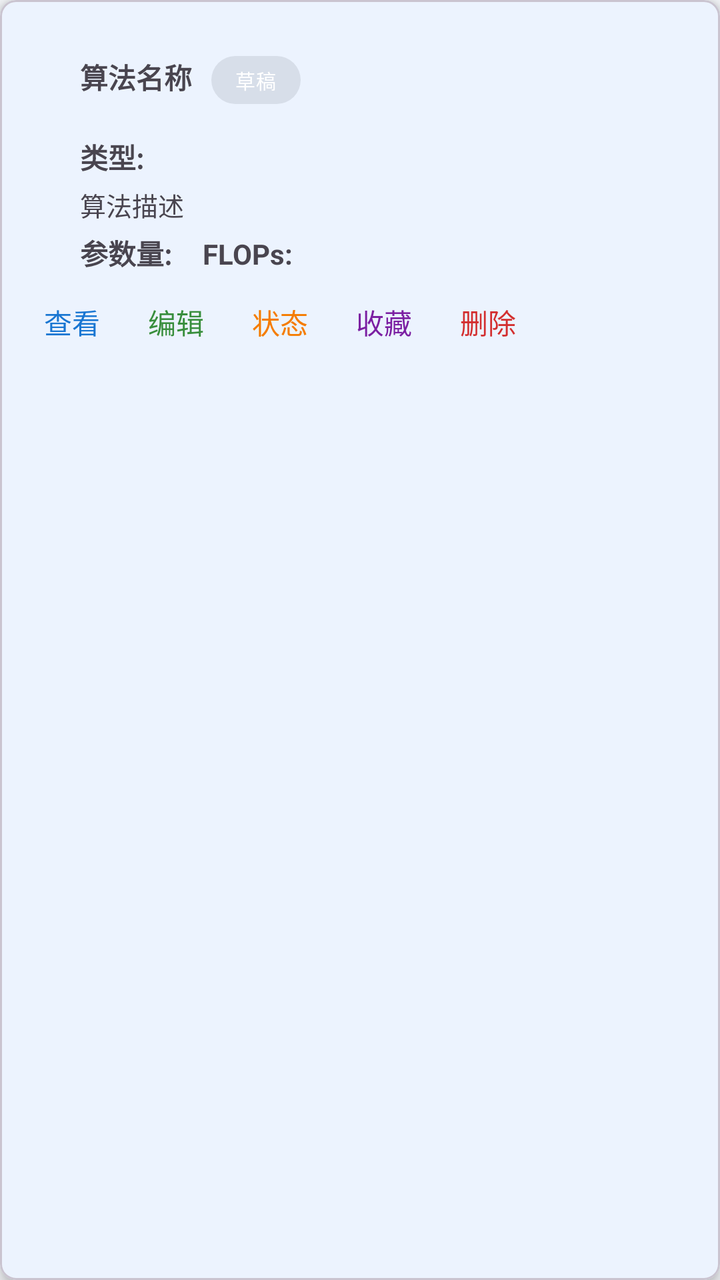
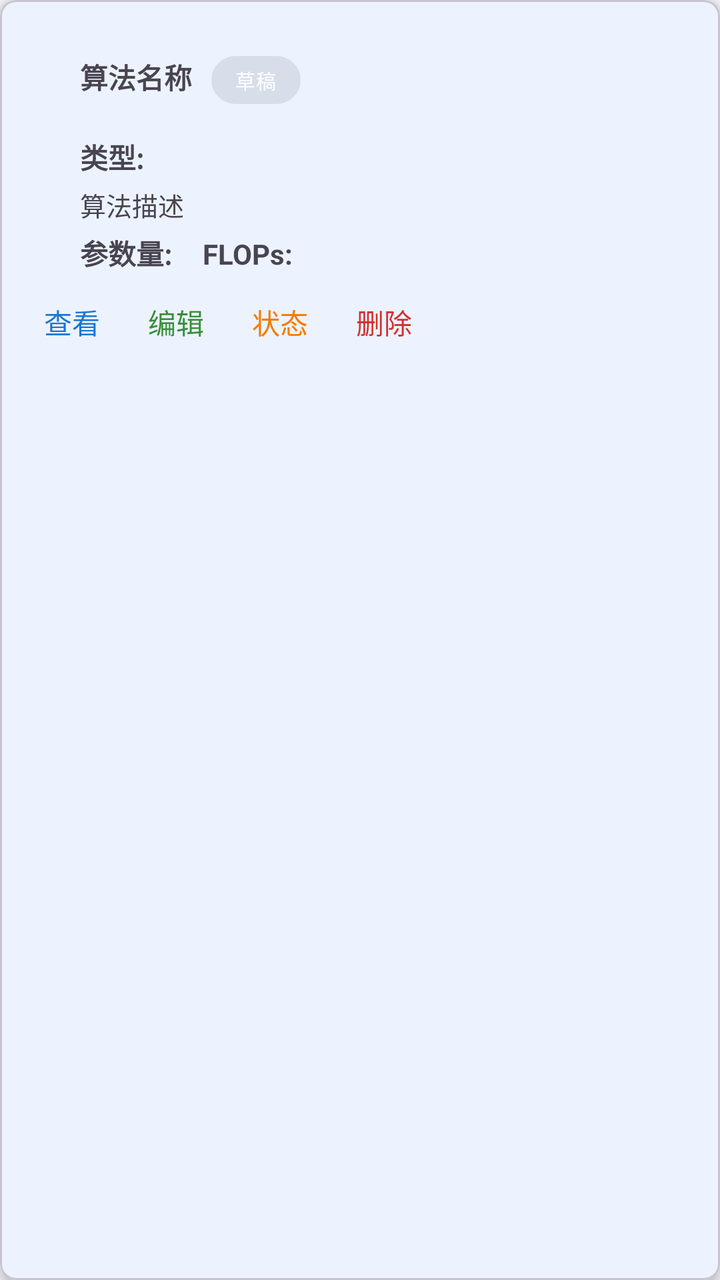

The first picture is an Android layout as it rendered before a commit; the second is the same layout after the commit. The layout source and the unified diff follow.
<!-- AndroidManifest.xml: application theme Theme.Dehaze -->
<!-- res/layout/item_algorithm.xml -->
<?xml version="1.0" encoding="utf-8"?>
<com.google.android.material.card.MaterialCardView xmlns:android="http://schemas.android.com/apk/res/android"
    xmlns:app="http://schemas.android.com/apk/res-auto"
    android:layout_width="match_parent"
    android:layout_height="wrap_content"
    android:layout_margin="8dp"
    app:cardCornerRadius="8dp"
    app:cardElevation="4dp">

    <LinearLayout
        android:layout_width="match_parent"
        android:layout_height="wrap_content"
        android:orientation="vertical"
        android:padding="16dp">

        <LinearLayout
            android:layout_width="match_parent"
            android:layout_height="wrap_content"
            android:gravity="center_vertical"
            android:orientation="horizontal">

            <CheckBox
                android:id="@+id/cb_select"
                android:layout_width="wrap_content"
                android:layout_height="wrap_content"
                android:visibility="gone" />

            <View
                android:id="@+id/indent"
                android:layout_width="0dp"
                android:layout_height="1dp" />

            <ImageView
                android:id="@+id/iv_expand"
                android:layout_width="24dp"
                android:layout_height="24dp"
                android:contentDescription="展开"
                android:scaleType="centerInside" />

            <LinearLayout
                android:layout_width="0dp"
                android:layout_height="wrap_content"
                android:layout_weight="1"
                android:orientation="vertical">

                <LinearLayout
                    android:layout_width="match_parent"
                    android:layout_height="wrap_content"
                    android:orientation="horizontal">

                    <TextView
                        android:id="@+id/tv_algorithm_name"
                        android:layout_width="wrap_content"
                        android:layout_height="wrap_content"
                        android:text="算法名称"
                        android:textStyle="bold" />

                    <com.google.android.material.chip.Chip
                        android:id="@+id/chip_status"
                        style="@style/Widget.MaterialComponents.Chip.Action"
                        android:layout_width="wrap_content"
                        android:layout_height="wrap_content"
                        android:layout_marginStart="8dp"
                        android:text="草稿"
                        android:textColor="#FFFFFF"
                        android:textSize="10sp"
                        app:chipMinHeight="24dp" />
                </LinearLayout>

                <LinearLayout
                    android:layout_width="match_parent"
                    android:layout_height="wrap_content"
                    android:layout_marginTop="4dp"
                    android:orientation="horizontal">

                    <TextView
                        android:layout_width="wrap_content"
                        android:layout_height="wrap_content"
                        android:text="类型: "
                        android:textStyle="bold" />

                    <TextView
                        android:id="@+id/tv_algorithm_type"
                        android:layout_width="wrap_content"
                        android:layout_height="wrap_content" />
                </LinearLayout>

                <TextView
                    android:id="@+id/tv_algorithm_description"
                    android:layout_width="match_parent"
                    android:layout_height="wrap_content"
                    android:layout_marginTop="4dp"
                    android:ellipsize="end"
                    android:maxLines="2"
                    android:text="算法描述"
                    android:textSize="13sp" />

                <LinearLayout
                    android:layout_width="match_parent"
                    android:layout_height="wrap_content"
                    android:layout_marginTop="4dp"
                    android:orientation="horizontal">

                    <TextView
                        android:layout_width="wrap_content"
                        android:layout_height="wrap_content"
                        android:text="参数量: "
                        android:textStyle="bold" />

                    <TextView
                        android:id="@+id/tv_algorithm_params"
                        android:layout_width="wrap_content"
                        android:layout_height="wrap_content" />

                    <TextView
                        android:layout_width="wrap_content"
                        android:layout_height="wrap_content"
                        android:layout_marginStart="12dp"
                        android:text="FLOPs: "
                        android:textStyle="bold" />

                    <TextView
                        android:id="@+id/tv_algorithm_flops"
                        android:layout_width="wrap_content"
                        android:layout_height="wrap_content" />
                </LinearLayout>
            </LinearLayout>
        </LinearLayout>

        <LinearLayout
            android:layout_width="match_parent"
            android:layout_height="wrap_content"
            android:layout_marginTop="8dp"
            android:orientation="horizontal">

            <TextView
                android:id="@+id/tv_view"
                android:layout_width="wrap_content"
                android:layout_height="wrap_content"
                android:background="?android:attr/selectableItemBackground"
                android:padding="6dp"
                android:text="查看"
                android:textColor="#1976D2" />

            <TextView
                android:id="@+id/tv_edit"
                android:layout_width="wrap_content"
                android:layout_height="wrap_content"
                android:layout_marginStart="12dp"
                android:background="?android:attr/selectableItemBackground"
                android:padding="6dp"
                android:text="编辑"
                android:textColor="#388E3C" />

            <TextView
                android:id="@+id/tv_toggle_status"
                android:layout_width="wrap_content"
                android:layout_height="wrap_content"
                android:layout_marginStart="12dp"
                android:background="?android:attr/selectableItemBackground"
                android:padding="6dp"
                android:text="状态"
                android:textColor="#F57C00" />

            <TextView
                android:id="@+id/tv_favorite"
                android:layout_width="wrap_content"
                android:layout_height="wrap_content"
                android:layout_marginStart="12dp"
                android:background="?android:attr/selectableItemBackground"
                android:padding="6dp"
                android:text="收藏"
                android:textColor="#7B1FA2" />

            <TextView
                android:id="@+id/tv_delete"
                android:layout_width="wrap_content"
                android:layout_height="wrap_content"
                android:layout_marginStart="12dp"
                android:background="?android:attr/selectableItemBackground"
                android:padding="6dp"
                android:text="删除"
                android:textColor="#D32F2F" />
        </LinearLayout>

    </LinearLayout>

</com.google.android.material.card.MaterialCardView>
<!-- resources referenced by this layout -->
<resources>
  <style name="Theme.Dehaze" parent="Base.Theme.Dehaze">
          
          <item name="colorPrimary">@color/brand_primary</item>
          <item name="colorPrimaryVariant">@color/brand_primary_dark</item>
          <item name="colorOnPrimary">@color/white</item>
          <item name="colorSecondary">@color/brand_secondary</item>
          <item name="colorOnSecondary">@color/white</item>
          <item name="android:colorBackground">@color/bg_page</item>
          <item name="colorSurface">@color/bg_card</item>
          <item name="android:statusBarColor">@color/brand_primary</item>
      </style>
  <style name="Base.Theme.Dehaze" parent="Theme.Material3.DayNight.NoActionBar">
          
          <item name="colorPrimary">@color/brand_primary</item>
          <item name="colorPrimaryVariant">@color/brand_primary_dark</item>
          <item name="colorOnPrimary">@color/white</item>
          
          <item name="colorSecondary">@color/brand_secondary</item>
          <item name="colorOnSecondary">@color/white</item>
          
          <item name="android:colorBackground">@color/bg_page</item>
          <item name="colorSurface">@color/bg_card</item>
          <item name="colorOnSurface">@color/text_primary</item>
          
          <item name="colorError">@color/color_error</item>
          
          <item name="android:statusBarColor">@color/brand_primary</item>
          <item name="android:windowLightStatusBar">false</item>
          
          <item name="android:fontFamily">sans-serif</item>
          <item name="android:textColorPrimary">@color/text_primary</item>
          <item name="android:textColorSecondary">@color/text_secondary</item>
      </style>
  <color name="brand_primary">#FF3B82F6</color>
  <color name="brand_primary_dark">#FF6366F1</color>
  <color name="white">#FFFFFFFF</color>
  <color name="brand_secondary">#FF4285F4</color>
  <color name="bg_page">#FFF5F7FA</color>
  <color name="bg_card">#FFFFFFFF</color>
  <color name="text_primary">#FF1F2937</color>
  <color name="color_error">#FFF44336</color>
  <color name="text_secondary">#FF6B7280</color>
</resources>

<!-- the commit's change to res/layout/item_algorithm.xml (unified diff, before → after) -->
@@ -18,12 +18,6 @@
             android:layout_height="wrap_content"
             android:gravity="center_vertical"
             android:orientation="horizontal">
-
-            <CheckBox
-                android:id="@+id/cb_select"
-                android:layout_width="wrap_content"
-                android:layout_height="wrap_content"
-                android:visibility="gone" />
 
             <View
                 android:id="@+id/indent"
@@ -163,16 +157,6 @@
                 android:textColor="#F57C00" />
 
             <TextView
-                android:id="@+id/tv_favorite"
-                android:layout_width="wrap_content"
-                android:layout_height="wrap_content"
-                android:layout_marginStart="12dp"
-                android:background="?android:attr/selectableItemBackground"
-                android:padding="6dp"
-                android:text="收藏"
-                android:textColor="#7B1FA2" />
-
-            <TextView
                 android:id="@+id/tv_delete"
                 android:layout_width="wrap_content"
                 android:layout_height="wrap_content"
